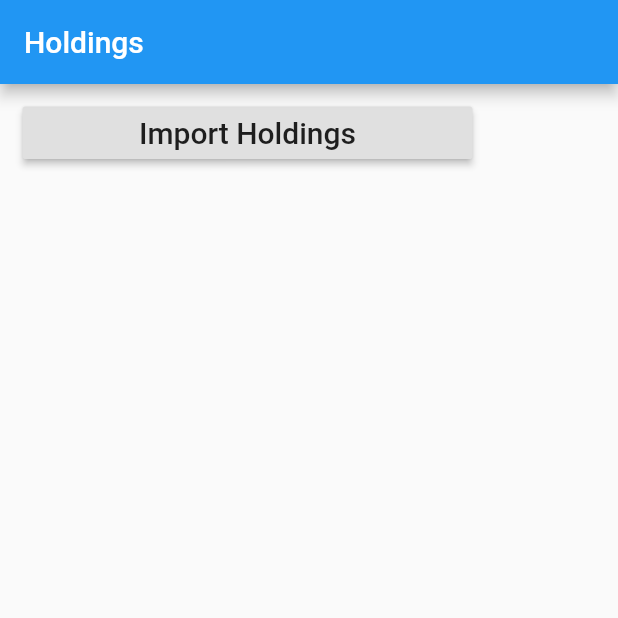
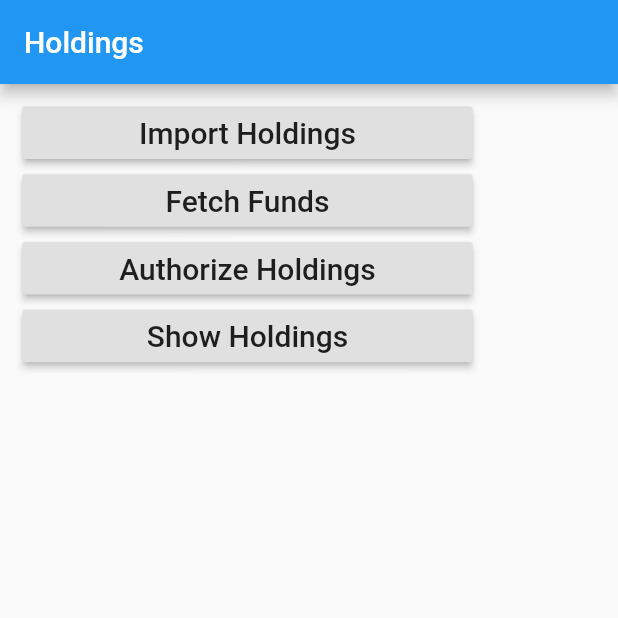
Before and after one commit to smallcase/gw-mob-sdk-flutter, a Flutter app: the HoldingsScreen screen opened directly, on a phone screen of 412 x 824 dp, the top half of it. Run offline on Flutter 3.47's test engine with Material 2 defaults, Android fonts, the phone set to English and light mode, and no system bars; missing offline and left inert: clipboard_manager, dart:ffi; network calls fail.

Commit message:
build: adding data types for holdings response

```diff
--- /dev/null
+++ b/example/lib/models/Securities.dart
@@ -0,0 +1,20 @@
+
+class Securities {
+
+  //TODO: change dynamic type
+  final List<dynamic> holdings;
+
+  Securities({
+    this.holdings
+});
+
+  factory Securities.fromJson(Map<String, dynamic> parsedJson) {
+
+    var holdings = parsedJson['holdings'];
+
+    return Securities(
+      holdings: holdings
+    );
+
+  }
+}
--- a/example/lib/screens/holdings_screen.dart
+++ b/example/lib/screens/holdings_screen.dart
@@ -16,12 +16,23 @@ class HoldingsScreen extends StatefulWidget {
 class _HoldingsScreenState extends State<HoldingsScreen> {
 
   Future<void> _importHoldings() async {
-
-    _startImportHolding(ScgatewayIntent.HOLDINGS, null);
+    _startHoldingsTransactionFor(ScgatewayIntent.HOLDINGS, null);
   }
 
-  Future<String> _startImportHolding(String intent, Object orderConfig) async {
+  Future<void> _fetchFunds() async {
+    _startHoldingsTransactionFor(ScgatewayIntent.FETCH_FUNDS, null);
+  }
+
+  Future<void> _authoriseHoldings() async {
+    _startHoldingsTransactionFor(ScgatewayIntent.AUTHORISE_HOLDINGS, null);
+  }
+
+  Future<void> _startHoldingsTransactionFor(String intent, Object orderConfig) async {
     Gateway.getTransactionId(intent, orderConfig).then((value) => _showAlertDialog(value));
+  }
+
+  Future<void> _getUserHoldings() async {
+    Gateway.getUserHoldings().then((value) => _showAlertDialog(value));
   }
 
   Future<void> _showAlertDialog(String message) async {
@@ -65,6 +76,27 @@ class _HoldingsScreenState extends State<HoldingsScreen> {
     ));
   }
 
+  Widget btnFetchFunds() {
+    return SizedBox(width: 300, height: 35, child: RaisedButton(
+      onPressed: _fetchFunds,
+      child: const Text('Fetch Funds', style: TextStyle(fontSize: 20)),
+    ));
+  }
+
+  Widget btnAuthorizeHoldings() {
+    return SizedBox(width: 300, height: 35, child: RaisedButton(
+      onPressed: _authoriseHoldings,
+      child: const Text('Authorize Holdings', style: TextStyle(fontSize: 20)),
+    ));
+  }
+
+  Widget btnShowUserHoldings() {
+    return SizedBox(width: 300, height: 35, child: RaisedButton(
+      onPressed: _getUserHoldings,
+      child: const Text('Show Holdings', style: TextStyle(fontSize: 20)),
+    ));
+  }
+
   @override
   Widget build(BuildContext context) {
     return Scaffold(
@@ -83,6 +115,21 @@ class _HoldingsScreenState extends State<HoldingsScreen> {
               fit: BoxFit.none,
               child: btnImportHoldings(),
             ),
+            FittedBox(
+              alignment: Alignment.centerLeft,
+              fit: BoxFit.none,
+              child: btnFetchFunds(),
+            ),
+            FittedBox(
+              alignment: Alignment.centerLeft,
+              fit: BoxFit.none,
+              child: btnAuthorizeHoldings(),
+            ),
+            FittedBox(
+              alignment: Alignment.centerLeft,
+              fit: BoxFit.none,
+              child: btnShowUserHoldings(),
+            ),
           ],
         ),
       ),
```
Also changed, not shown: example/lib/gateway.dart (+39 -3 lines), example/lib/models/Holding.dart (added, +33 -0 lines), example/lib/models/HoldingsData.dart (added, +41 -0 lines), example/lib/models/HoldingsDataWrapper.dart (added, +39 -0 lines), example/lib/models/Private.dart (added, +45 -0 lines), example/lib/models/SmallcaseHoldingDTO.dart (added, +45 -0 lines), example/lib/models/Smallcases.dart (added, +26 -0 lines), example/lib/models/UserHoldingsResponse.dart (added, +24 -0 lines).
